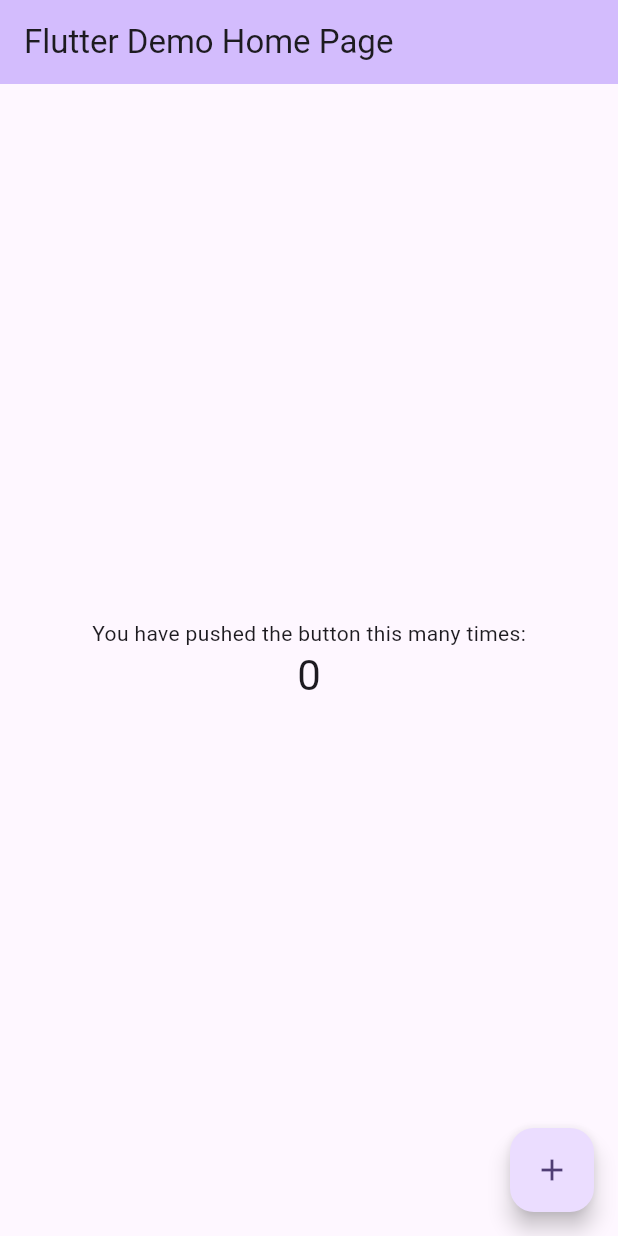
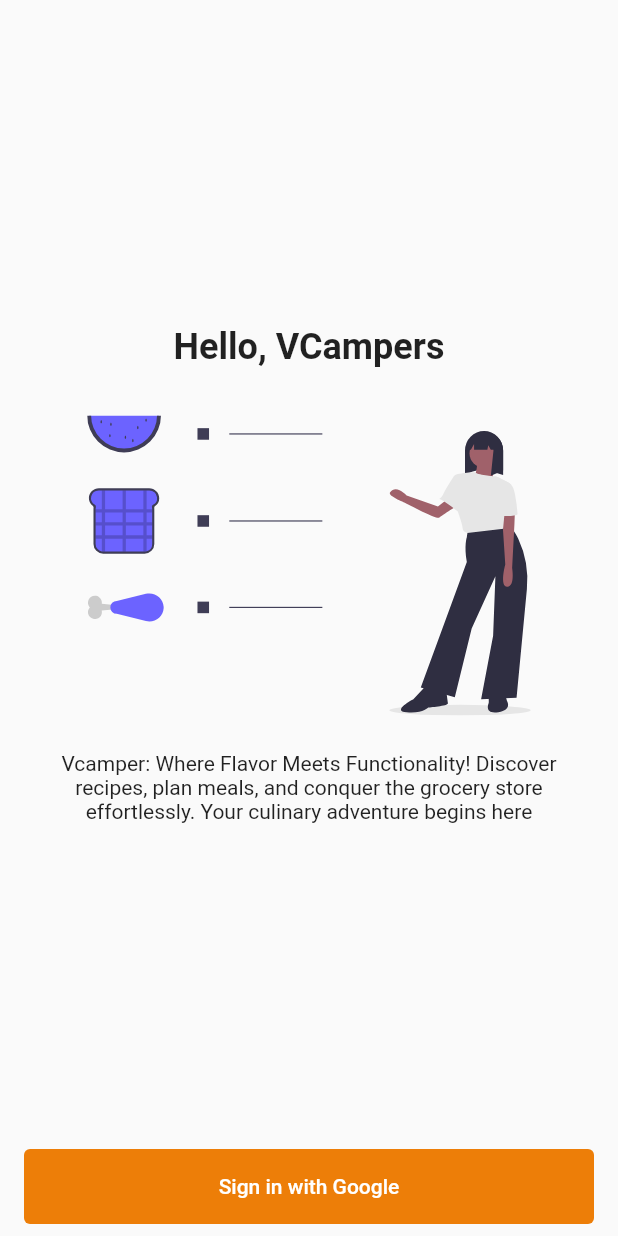
Before and after one commit to ankitboro/vcamp, a Flutter app: the screen it shows after launch, on a phone screen of 412 x 824 dp. Run offline on Flutter 3.47's test engine with Material 2 defaults, Android fonts, the light colour scheme and no system bars; our stand-ins replace dartz, dio, firebase_auth, firebase_core, firebase_messaging, flutter_svg and 4 more; accounts and stored records are empty.

Commit message:
Added login screen

```diff
--- /dev/null
+++ b/lib/core/constants/app_colors.dart
@@ -0,0 +1,9 @@
+import 'package:flutter/material.dart';
+
+class AppColors {
+  static const Color primaryColor = Color(0xFFED7E08);
+  static const Color secondaryColor = Color(0xFF081AED); // Complementary color
+  static const Color accentColor1 = Color(0xFF08EDA4); // Analogous color
+  static const Color accentColor2 = Color(0xFFED1C08); // Analogous color
+  static const Color accentColor3 = Color(0xFF7E08ED); // Triadic color
+}
--- a/lib/main.dart
+++ b/lib/main.dart
@@ -1,7 +1,7 @@
 import 'package:firebase_core/firebase_core.dart';
 import 'package:flutter/material.dart';
 import 'package:vcamp/core/helpers/service_locator.dart';
-import 'package:vcamp/google_sign_in.dart';
+import 'package:vcamp/screens/login_screen.dart';
 
 void main() async {
   WidgetsFlutterBinding.ensureInitialized();
@@ -15,123 +15,22 @@ void main() async {
 class MyApp extends StatelessWidget {
   const MyApp({super.key});
 
-  // This widget is the root of your application.
   @override
   Widget build(BuildContext context) {
     return MaterialApp(
-      title: 'Flutter Demo',
+      title: 'VCAMP',
       theme: ThemeData(
-        // This is the theme of your application.
-        //
-        // TRY THIS: Try running your application with "flutter run". You'll see
-        // the application has a blue toolbar. Then, without quitting the app,
-        // try changing the seedColor in the colorScheme below to Colors.green
-        // and then invoke "hot reload" (save your changes or press the "hot
-        // reload" button in a Flutter-supported IDE, or press "r" if you used
-        // the command line to start the app).
-        //
-        // Notice that the counter didn't reset back to zero; the application
-        // state is not lost during the reload. To reset the state, use hot
-        // restart instead.
-        //
-        // This works for code too, not just values: Most code changes can be
-        // tested with just a hot reload.
         colorScheme: ColorScheme.fromSeed(seedColor: Colors.deepPurple),
-        useMaterial3: true,
       ),
-      home: const MyHomePage(title: 'Flutter Demo Home Page'),
+      scrollBehavior: BouncingScrollBehavior(),
+      home: const LoginScreen(),
     );
   }
 }
 
-class MyHomePage extends StatefulWidget {
-  const MyHomePage({super.key, required this.title});
-
-  // This widget is the home page of your application. It is stateful, meaning
-  // that it has a State object (defined below) that contains fields that affect
-  // how it looks.
-
-  // This class is the configuration for the state. It holds the values (in this
-  // case the title) provided by the parent (in this case the App widget) and
-  // used by the build method of the State. Fields in a Widget subclass are
-  // always marked "final".
-
-  final String title;
-
+class BouncingScrollBehavior extends ScrollBehavior {
   @override
-  State<MyHomePage> createState() => _MyHomePageState();
-}
-
-class _MyHomePageState extends State<MyHomePage> {
-  int _counter = 0;
-
-  void _incrementCounter() {
-    setState(() {
-      // This call to setState tells the Flutter framework that something has
-      // changed in this State, which causes it to rerun the build method below
-      // so that the display can reflect the updated values. If we changed
-      // _counter without calling setState(), then the build method would not be
-      // called again, and so nothing would appear to happen.
-      _counter++;
-    });
-  }
-
-  @override
-  Widget build(BuildContext context) {
-    // This method is rerun every time setState is called, for instance as done
-    // by the _incrementCounter method above.
-    //
-    // The Flutter framework has been optimized to make rerunning build methods
-    // fast, so that you can just rebuild anything that needs updating rather
-    // than having to individually change instances of widgets.
-    return Scaffold(
-      appBar: AppBar(
-        // TRY THIS: Try changing the color here to a specific color (to
-        // Colors.amber, perhaps?) and trigger a hot reload to see the AppBar
-        // change color while the other colors stay the same.
-        backgroundColor: Theme.of(context).colorScheme.inversePrimary,
-        // Here we take the value from the MyHomePage object that was created by
-        // the App.build method, and use it to set our appbar title.
-        title: Text(widget.title),
-      ),
-      body: Center(
-        // Center is a layout widget. It takes a single child and positions it
-        // in the middle of the parent.
-        child: Column(
-          // Column is also a layout widget. It takes a list of children and
-          // arranges them vertically. By default, it sizes itself to fit its
-          // children horizontally, and tries to be as tall as its parent.
-          //
-          // Column has various properties to control how it sizes itself and
-          // how it positions its children. Here we use mainAxisAlignment to
-          // center the children vertically; the main axis here is the vertical
-          // axis because Columns are vertical (the cross axis would be
-          // horizontal).
-          //
-          // TRY THIS: Invoke "debug painting" (choose the "Toggle Debug Paint"
-          // action in the IDE, or press "p" in the console), to see the
-          // wireframe for each widget.
-          mainAxisAlignment: MainAxisAlignment.center,
-          children: <Widget>[
-            const Text(
-              'You have pushed the button this many times:',
-            ),
-            Text(
-              '$_counter',
-              style: Theme.of(context).textTheme.headlineMedium,
-            ),
-          ],
-        ),
-      ),
-      floatingActionButton: FloatingActionButton(
-        onPressed: () async {
-          String token = await signInWithGoogle();
-          print(token);
-          signIn(token);
-        },
-        tooltip: 'Increment',
-        child: const Icon(Icons.add),
-      ), // This trailing comma makes auto-formatting nicer for build methods.
-    );
+  ScrollPhysics getScrollPhysics(BuildContext context) {
+    return const BouncingScrollPhysics();
   }
 }
--- /dev/null
+++ b/lib/screens/login_screen.dart
@@ -0,0 +1,47 @@
+import 'package:flutter/material.dart';
+import 'package:flutter_svg/flutter_svg.dart';
+import 'package:vcamp/core/constants/app_colors.dart';
+
+class LoginScreen extends StatelessWidget {
+  const LoginScreen({super.key});
+
+  @override
+  Widget build(BuildContext context) {
+    return Scaffold(
+      body: Padding(
+        padding: const EdgeInsets.symmetric(horizontal: 16),
+        child: Column(
+          mainAxisAlignment: MainAxisAlignment.center,
+          children: [
+            const Spacer(),
+            const Text(
+              "Hello, VCampers",
+              style: TextStyle(fontSize: 24, fontWeight: FontWeight.w600),
+            ),
+            const SizedBox(height: 32),
+            SvgPicture.asset(
+              "assets/diet_plan.svg",
+              height: 200,
+            ),
+            const SizedBox(height: 24),
+            const Text(
+              "Vcamper: Where Flavor Meets Functionality! Discover recipes, plan meals, and conquer the grocery store effortlessly. Your culinary adventure begins here",
+              textAlign: TextAlign.center,
+            ),
+            const Spacer(),
+            ElevatedButton(
+              onPressed: () {},
+              style: ElevatedButton.styleFrom(
+                backgroundColor: AppColors.primaryColor,
+                fixedSize: const Size(double.maxFinite, 50),
+                elevation: 0,
+              ),
+              child: const Text("Sign in with Google"),
+            ),
+            const SizedBox(height: 8),
+          ],
+        ),
+      ),
+    );
+  }
+}
```
Also changed, not shown: pubspec.yaml (+5 -6 lines), assets/diet_plan.svg (added), pubspec.lock.
